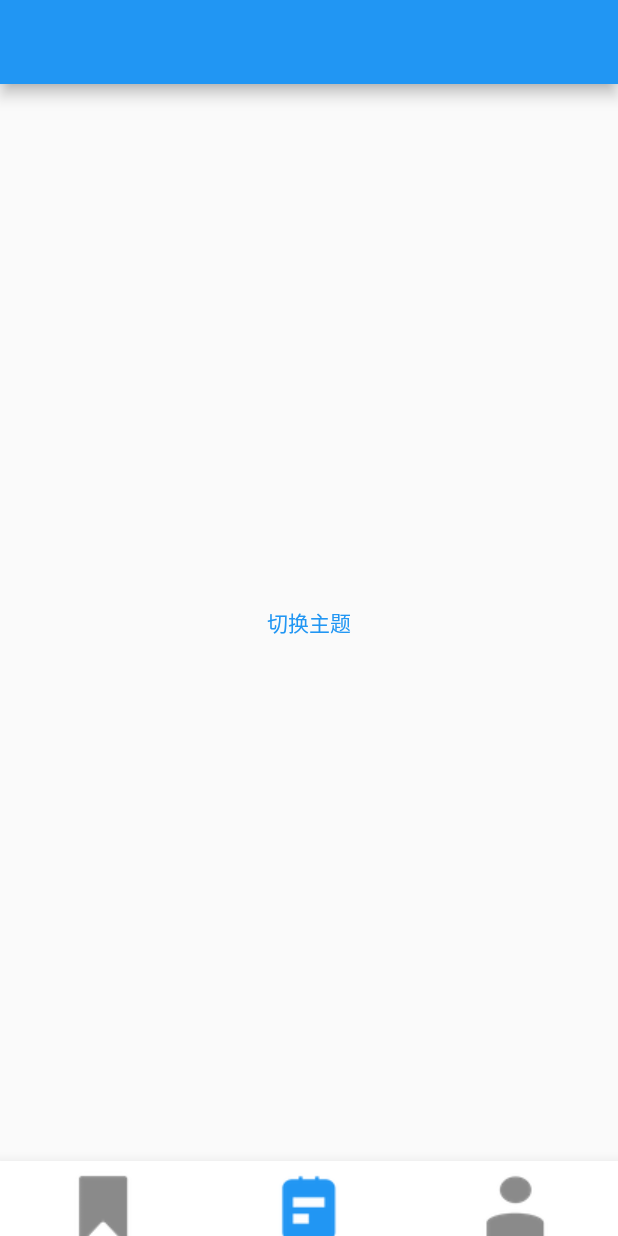
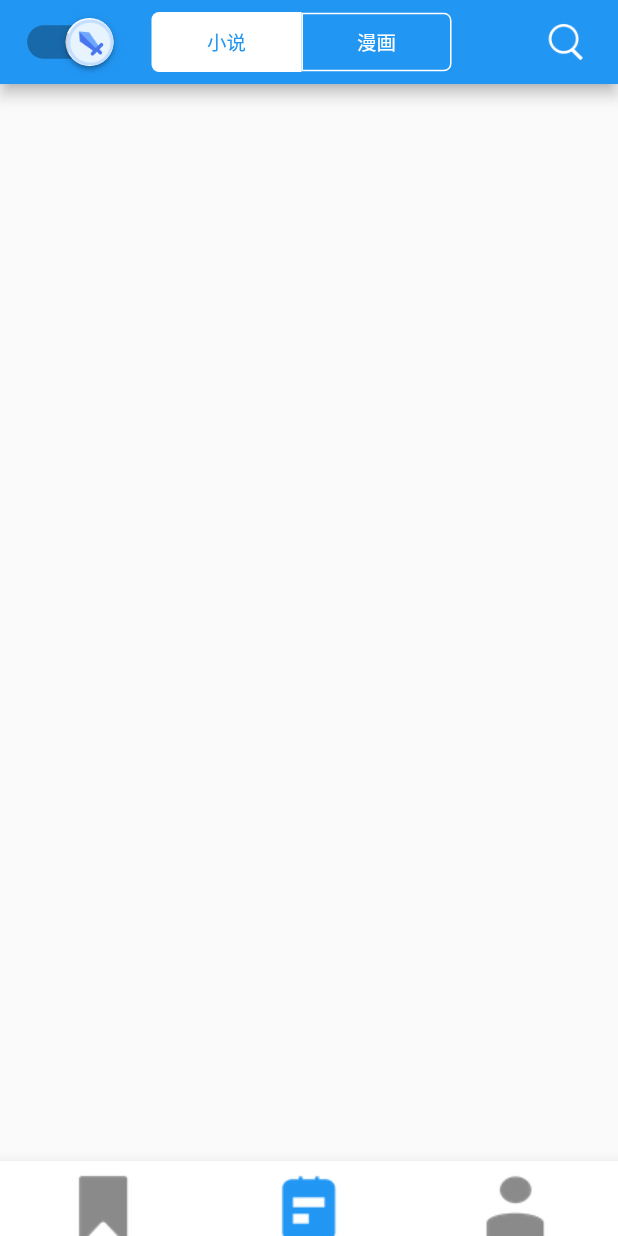
Before and after one commit to 321zhangyang/dingdian, a Flutter app: the screen it shows after launch, swiped to page 2, on a phone screen of 412 x 824 dp. Run offline on Flutter 3.47's test engine with Material 2 defaults, Android fonts, the phone set to English and light mode, and no system bars; drawn by our look-alikes of flutter_easyloading; our stand-ins replace cached_network_image, dio, get; missing offline and left inert: flustars; statements that could not run were skipped.

Commit message:
添加书城导航栏

```diff
--- a/lib/main.dart
+++ b/lib/main.dart
@@ -1,5 +1,4 @@
 import 'package:flutter/material.dart';
-import 'package:flutter_dingdian/moudules/tabbar/tabbar_page.dart';
 import 'package:flutter_dingdian/routes/app_pages.dart';
 import 'package:flutter_dingdian/routes/app_routes.dart';
 import 'package:flutter_dingdian/theme/theme_logic.dart';
--- /dev/null
+++ b/lib/moudules/common/segment/segment.dart
@@ -0,0 +1,157 @@
+import 'package:flutter/material.dart';
+
+class SegmentBar extends StatefulWidget {
+  //按钮名字集合
+  final List<String>? titleNames;
+  //默认颜色
+  final Color defaultColor;
+  //选中时的颜色
+  final Color selectedColor;
+  //字体大小
+  final double textSize;
+  //初始时选中的item ，默认第一个
+  final int selectItem;
+  //点击回调
+  final Function(int)? onSelectChanged;
+  //按钮高度
+  final double itemHeight;
+  //按钮宽度
+  final double itemWidth;
+  //按钮边框宽度
+  final double borderWidth;
+  //按钮圆角角度大小
+  final double radius;
+
+  SegmentBar(
+      {@required this.titleNames,
+      @required this.onSelectChanged,
+      this.defaultColor = Colors.white,
+      this.selectedColor = Colors.black,
+      this.textSize = 13,
+      this.itemHeight = 30,
+      this.itemWidth = 110,
+      this.borderWidth = 1,
+      this.radius = 5,
+      this.selectItem = 0});
+
+  @override
+  _SegmentBarState createState() => _SegmentBarState();
+}
+
+class _SegmentBarState extends State<SegmentBar> {
+  int? selectItem;
+  @override
+  void initState() {
+    super.initState();
+    selectItem = widget.selectItem;
+  }
+
+  _buildSegmentItems(List list) {
+    if (list.isEmpty) {
+      return Container();
+    }
+    List<Widget> items = [];
+    for (var i = 0; i < list.length; i++) {
+      Widget item = Container(
+        padding: EdgeInsets.only(top: 5, bottom: 5),
+        child: _bulidSegemtItem(list[i], i),
+      );
+      items.add(item);
+    }
+
+    return items;
+  }
+
+  ///创建item position 是item的位置，根据位置 设置不同 的属性
+  _bulidSegemtItem(String name, int position) {
+    return Container(
+      //有边框的时候按钮高度减去边框宽度 保持按钮高度选中不选中一样
+      height: selectItem == position
+          ? widget.itemHeight
+          : widget.itemHeight - widget.borderWidth,
+      width: widget.itemWidth,
+      //如果 当前item 是选中的item 则创建 flatButton 如果不是 则创建 带边框属行的 outlineButton
+      child: selectItem == position
+          ? FlatButton(
+              //判断 当前item 的位置，第一个 左上角和左下角 带圆角 如果是最后一个 右上角和右下角带圆角，其他按钮不带圆角
+              shape: position == 0
+                  ? RoundedRectangleBorder(
+                      borderRadius: BorderRadius.only(
+                          topLeft: Radius.circular(widget.radius),
+                          bottomLeft: Radius.circular(widget.radius)))
+                  : position == widget.titleNames!.length - 1
+                      ? RoundedRectangleBorder(
+                          borderRadius: BorderRadius.only(
+                              topRight: Radius.circular(widget.radius),
+                              bottomRight: Radius.circular(widget.radius)))
+                      : RoundedRectangleBorder(),
+              color: selectItem == position
+                  ? widget.selectedColor
+                  : widget.defaultColor,
+              onPressed: () {
+                _updateItem(position);
+              },
+              child: Text(
+                name,
+                style: TextStyle(
+                  fontSize: widget.textSize,
+                  color: selectItem == position
+                      ? widget.defaultColor
+                      : widget.selectedColor,
+                ),
+              ),
+            )
+          : OutlineButton(
+              shape: position == 0
+                  ? RoundedRectangleBorder(
+                      borderRadius: BorderRadius.only(
+                          topLeft: Radius.circular(widget.radius),
+                          bottomLeft: Radius.circular(widget.radius)))
+                  : position == widget.titleNames!.length - 1
+                      ? RoundedRectangleBorder(
+                          borderRadius: BorderRadius.only(
+                              topRight: Radius.circular(widget.radius),
+                              bottomRight: Radius.circular(widget.radius)))
+                      : RoundedRectangleBorder(),
+              borderSide: BorderSide(
+                  color: widget.selectedColor, width: widget.borderWidth),
+              color: selectItem == position
+                  ? widget.selectedColor
+                  : widget.defaultColor,
+              //点击时候 的边框颜色
+              highlightedBorderColor: widget.selectedColor,
+              onPressed: () {
+                _updateItem(position);
+              },
+              child: Text(
+                name,
+                style: TextStyle(
+                  fontSize: widget.textSize,
+                  color: selectItem == position
+                      ? widget.defaultColor
+                      : widget.selectedColor,
+                ),
+              ),
+            ),
+    );
+  }
+
+  //点击修改视图样式，回调点击的方法
+  _updateItem(int selectedPosition) {
+    if (selectedPosition == selectItem) {
+      return;
+    } else {
+      selectItem = selectedPosition;
+      widget.onSelectChanged!(selectedPosition);
+      setState(() {});
+    }
+  }
+
+  @override
+  Widget build(BuildContext context) {
+    return Row(
+      mainAxisAlignment: MainAxisAlignment.center,
+      children: _buildSegmentItems(widget.titleNames!),
+    );
+  }
+}
--- /dev/null
+++ b/lib/moudules/shop/shop.dart
@@ -0,0 +1,92 @@
+import 'package:flutter/material.dart';
+import 'package:flutter_dingdian/moudules/common/button/button.dart';
+import 'package:flutter_dingdian/moudules/common/segment/segment.dart';
+import 'package:flutter_dingdian/theme/theme_logic.dart';
+import 'package:flutter_dingdian/utils/image/image_utils.dart';
+import 'package:get/get.dart';
+
+class ShopPage extends StatefulWidget {
+  @override
+  _ShopPageState createState() => _ShopPageState();
+}
+
+class _ShopPageState extends State<ShopPage> {
+  bool _isCheck = true;
+  List<String> titleNames = ["小说", "漫画"];
+  @override
+  Widget build(BuildContext context) {
+    return Scaffold(
+      appBar: AppBar(
+        title: SegmentBar(
+            titleNames: titleNames,
+            itemWidth: 100,
+            itemHeight: 40,
+            selectedColor: Colors.white,
+            defaultColor: Get.find<ThemeLogic>().state.themeColor,
+            onSelectChanged: (position) {
+              print("Sagment" + position.toString());
+            }),
+        leadingWidth: 80,
+        leading: Container(
+
+          child: Row(
+            children: [
+              SizedBox(
+                width: 15,
+              ),
+              Transform.scale(
+                scale: 1.6,
+                child: Switch(
+                  //来初始化此 Switch 是否被选中。true 表示选中 ，false 表示不选中
+                  value: _isCheck,
+                  //当 拖动改变状态时的回调。
+                  onChanged: _changed,
+                  //当 value 是 true 时 滑块的颜色。也就是开的状态时的颜色
+                  activeColor: Colors.white,
+                  // 当 value 是 true 时 滑道的颜色
+                  activeTrackColor: Color.fromRGBO(0, 0, 0, 0.3),
+                  // 当 value 是 true 时 滑块上的图片。 如果 activeColor 也设置了  ， 以 activeThumbImage 为准
+                  // 如果设置的是网络图片的话。当 滑块 滑到这里 才开始加载。所以 没加载出图片的之前 ，以 activeColor 为准
+                  activeThumbImage: AssetImage(
+                    ImageUtils.getImgPath("comicIMG_18"),
+                  ),
+
+                  // 当 value 是 false 时 滑块的颜色。也就是开的状态时的颜色
+                  inactiveThumbColor: Colors.white,
+                  // 当 value 是 false 时 滑道的颜色
+                  inactiveTrackColor: Color.fromRGBO(0, 0, 0, 0.3),
+                  // 当 value 是 false 时 滑块上的图片。 如果 inactiveThumbColor 也设置了  ， 以 inactiveThumbImage 为准
+                  inactiveThumbImage:
+                      AssetImage(ImageUtils.getImgPath("comicIMG_19")),
+                ),
+              ),
+            ],
+          ),
+        ),
+        actions: [
+          Row(
+            children: [
+              SizedBox(
+                width: 40,
+              ),
+              XXMyIconBtn(
+                iconSting: "search_btn_Normal",
+                width: 30.0,
+                height: 30.0,
+              ),
+              SizedBox(
+                width: 20,
+              ),
+            ],
+          )
+        ],
+      ),
+    );
+  }
+
+  void _changed(isCheck) {
+    setState(() {
+      _isCheck = isCheck;
+    });
+  }
+}
--- a/lib/moudules/tabbar/widgets/tabbar_item.dart
+++ b/lib/moudules/tabbar/widgets/tabbar_item.dart
@@ -1,8 +1,9 @@
 import 'package:flutter/material.dart';
 import 'package:flutter_dingdian/moudules/mine.dart';
+import 'package:flutter_dingdian/moudules/shop/shop.dart';
 
 
-List<Widget> pageList = [MinePage(),MinePage(),MinePage()];
+List<Widget> pageList = [MinePage(),ShopPage(),MinePage()];
 final List<String> appBarTitles = ['书架', '书城','我的'];
 
 
```
Also changed, not shown: lib/moudules/common/button/button.dart (added, +302 -0 lines), assets/images/2.0x/comicIMG_18.png, assets/images/2.0x/comicIMG_19.png, assets/images/comicIMG_18.png, assets/images/comicIMG_19.png, pubspec.lock, 1 other file.
